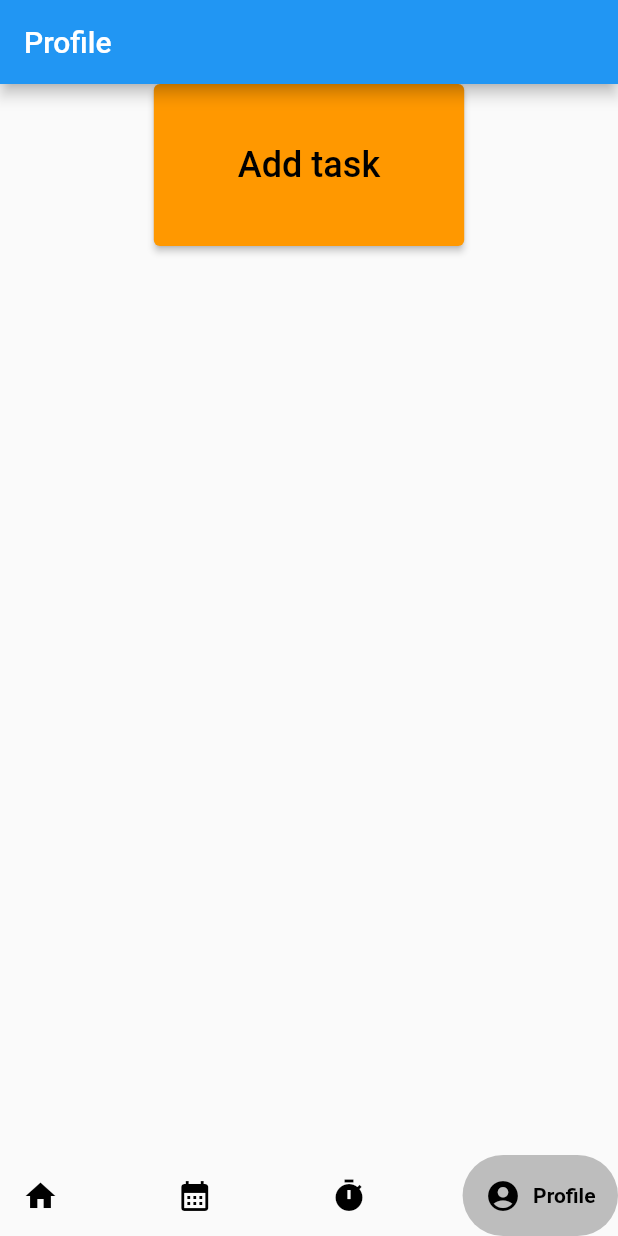
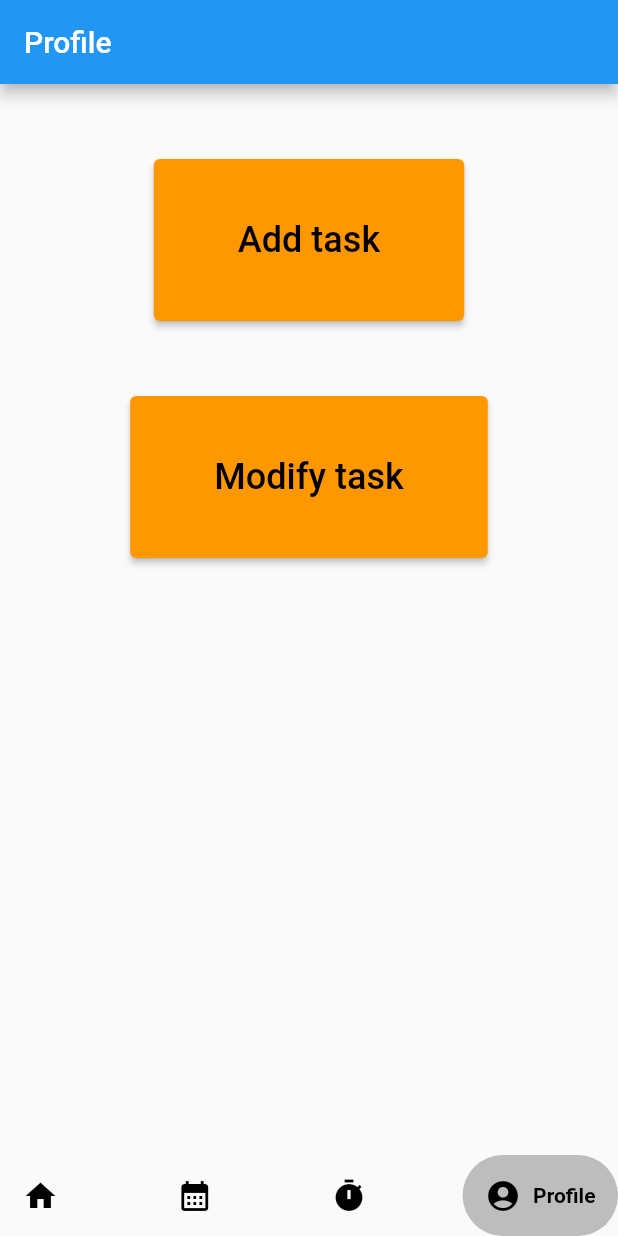
Before and after one commit to GitAndreaHub/Organizd2-flutter, a Flutter app: the screen it shows after launch, item 4 of the bottom bar chosen, on a phone screen of 412 x 824 dp. Run offline on Flutter 3.47's test engine with Material 2 defaults, Android fonts, the phone set to English and light mode, and no system bars; drawn by our look-alikes of google_nav_bar; our stand-ins replace fluttertoast, sqflite; missing offline and left inert: dart:ffi, flutter_ringtone_player; accounts and stored records are empty.

Commit message:
Aggiunta view modify task.

```diff
--- a/lib/profile.dart
+++ b/lib/profile.dart
@@ -1,5 +1,6 @@
 import 'package:flutter/material.dart';
 import 'package:organizd_2/create_task.dart';
+import 'package:organizd_2/modify_task.dart';
 
 class Profile extends StatefulWidget {
   const Profile({Key? key}) : super(key: key);
@@ -22,6 +23,10 @@ class _ProfileState extends State<Profile> {
 
         children: [
 
+          SizedBox(
+            height: 50,
+          ),
+
           Row(
             mainAxisAlignment: MainAxisAlignment.center,
               children:[
@@ -29,7 +34,8 @@ class _ProfileState extends State<Profile> {
                   onPressed: () {
                     Navigator.push(
                       context,
-                      MaterialPageRoute(builder: (context) => createTask()),
+                      MaterialPageRoute(builder: (context) => createTask()
+                      ),
                     );
                   },
                   style: ElevatedButton.styleFrom(
@@ -49,6 +55,41 @@ class _ProfileState extends State<Profile> {
               ],
           ),
 
+          SizedBox(
+            height: 50,
+          ),
+
+
+          Row(
+            mainAxisAlignment: MainAxisAlignment.center,
+            children:[
+              ElevatedButton(
+                onPressed: () {
+                  Navigator.push(
+                    context,
+                    MaterialPageRoute(builder: (context) => modifyTask()
+                    ),
+                  );
+                },
+                style: ElevatedButton.styleFrom(
+                  primary: Colors.orange,
+                ),
+                child: Padding(
+                  padding: const EdgeInsets.all(40.0),
+                  child: Text(
+                    "Modify task",
+                    style: TextStyle(
+                      color: Colors.black,
+                      fontSize: 24,
+                    ),
+                  ),
+                ),
+              ),
+            ],
+          ),
+
+
+
         ],
       ),
     );
```
Also changed, not shown: lib/modify_task.dart (added, +208 -0 lines), pubspec.lock, 2 other files.
